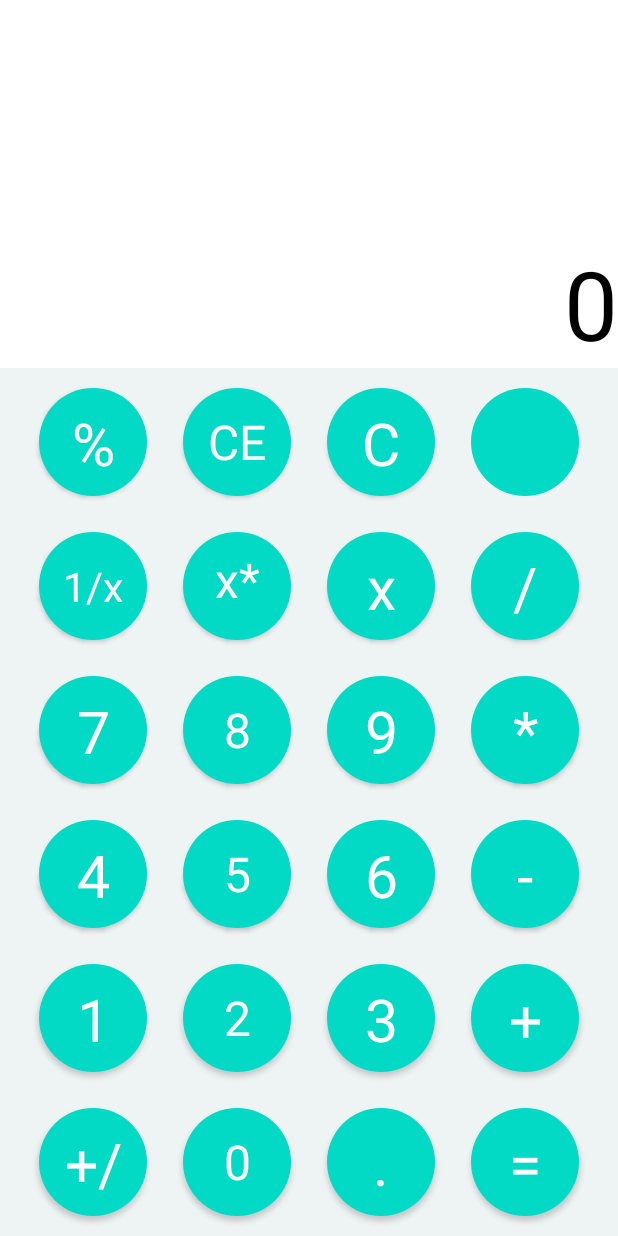
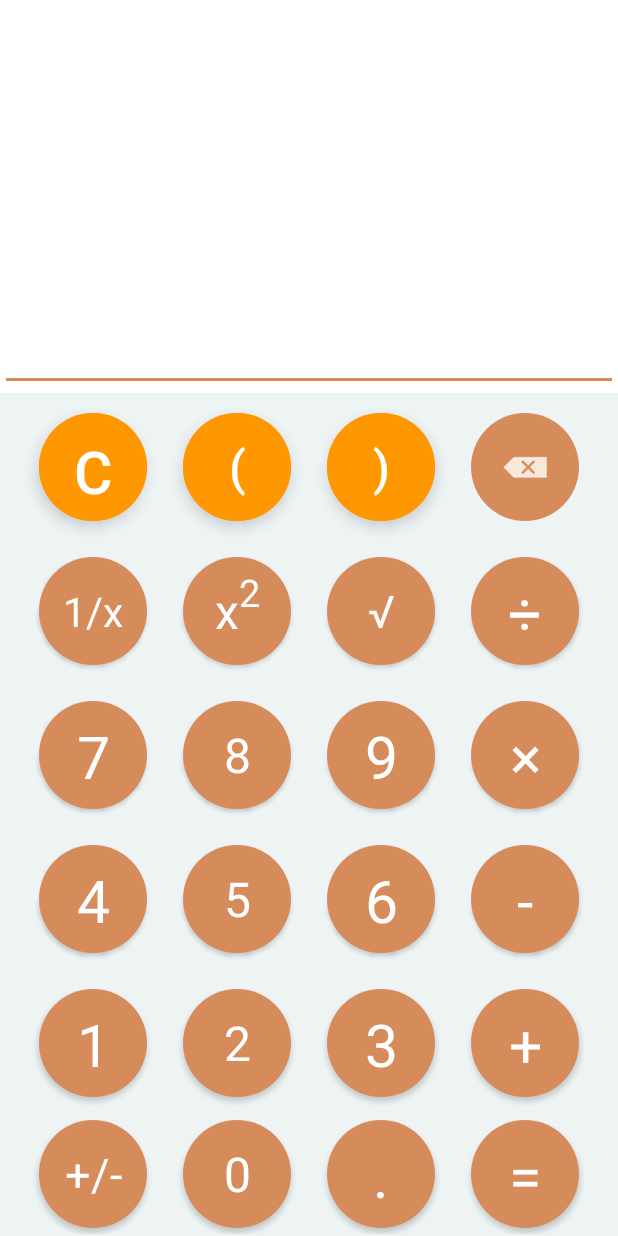
Before and after one commit to fatima2001ezzahrae/CALCULATOR, an Android app: the screen it shows after launch (MainActivity), on a phone screen of 412 x 824 dp. Run offline under Robolectric (Android 15) with nearby library versions, the phone set to English and light mode, and no system bars.

Commit message:
Calculator application

```diff
--- a/app/build.gradle
+++ b/app/build.gradle
@@ -34,6 +34,8 @@ dependencies {
     implementation 'com.google.android.material:material:1.6.1'
     implementation 'androidx.constraintlayout:constraintlayout:2.1.4'
     implementation 'com.faendir.rhino:rhino-android:1.5.2'
+    implementation 'com.google.android.material:material:1.3.0-alpha02'
+    implementation files('libs\\MathParser.org-mXparser.jar')
     testImplementation 'junit:junit:4.13.2'
     androidTestImplementation 'androidx.test.ext:junit:1.1.3'
     androidTestImplementation 'androidx.test.espresso:espresso-core:3.4.0'
--- a/app/src/main/java/ma/ensaf/mycalculator/MainActivity.java
+++ b/app/src/main/java/ma/ensaf/mycalculator/MainActivity.java
@@ -1,100 +1,179 @@
 package ma.ensaf.mycalculator;
 
+import androidx.annotation.NonNull;
 import androidx.appcompat.app.AppCompatActivity;
 import org.mozilla.javascript.Context;
 import org.mozilla.javascript.Scriptable;
-
+import org.mariuszgromada.math.mxparser.*;
 import android.annotation.SuppressLint;
 import android.os.Bundle;
+import android.text.SpannableStringBuilder;
+import android.view.Menu;
+import android.view.MenuItem;
 import android.view.View;
+import android.widget.Button;
+import android.widget.EditText;
 import android.widget.ImageButton;
 import android.widget.TextView;
+import android.widget.Toast;
 
 import com.google.android.material.button.MaterialButton;
 
-public class MainActivity extends AppCompatActivity implements View.OnClickListener {
+public class MainActivity extends AppCompatActivity  {
+    @SuppressLint("MissingInflatedId")
 
-    TextView sol,result;
-    MaterialButton bt1,bt2,bt3,bt5,bt6,bt7,bt8,bt9,bt10,bt11,bt12,bt13,bt14
-            ,bt15,bt16,bt17,bt18,bt19,bt20,bt21,bt22,bt23,bt24;
-    ImageButton bt4;
-    @SuppressLint("MissingInflatedId")
+    private TextView sol;
+    private EditText result;
+
     @Override
     protected void onCreate(Bundle savedInstanceState) {
         super.onCreate(savedInstanceState);
         setContentView(R.layout.activity_main);
-        bt1= (MaterialButton) findViewById(R.id.bt1);
-        bt2= (MaterialButton) findViewById(R.id.bt2);
-        bt4= (ImageButton) findViewById(R.id.bt4);
-        bt5= (MaterialButton) findViewById(R.id.bt5);
-        bt6= (MaterialButton) findViewById(R.id.bt6);
-        bt7= (MaterialButton) findViewById(R.id.bt7);
-        bt8= (MaterialButton) findViewById(R.id.bt8);
-        bt9= (MaterialButton) findViewById(R.id.bt9);
-        bt10= (MaterialButton) findViewById(R.id.bt10);
-        bt11= (MaterialButton) findViewById(R.id.bt11);
-        bt12= (MaterialButton) findViewById(R.id.bt12);
-        bt13= (MaterialButton) findViewById(R.id.bt13);
-        bt14= (MaterialButton) findViewById(R.id.bt14);
-        bt15= (MaterialButton) findViewById(R.id.bt15);
-        bt16= (MaterialButton) findViewById(R.id.bt16);
-        bt17= (MaterialButton) findViewById(R.id.bt17);
-        bt18= (MaterialButton) findViewById(R.id.bt18);
-        bt19= (MaterialButton) findViewById(R.id.bt19);
-        bt20= (MaterialButton) findViewById(R.id.bt20);
-        bt21= (MaterialButton) findViewById(R.id.bt21);
-        bt22= (MaterialButton) findViewById(R.id.bt22);
-        bt23= (MaterialButton) findViewById(R.id.bt23);
-        bt24= (MaterialButton) findViewById(R.id.bt24);
 
-        result=(TextView)findViewById(R.id.result_tv);
-        sol=(TextView)findViewById(R.id.solution_tv);
+        sol = findViewById(R.id.solution_tv);
+        result = findViewById(R.id.result_tv);
 
-        bt3= (MaterialButton) findViewById(R.id.bt3);
+        result.setShowSoftInputOnFocus(false);
+    }
+
+    private void updateText(String strToAdd){
+        String oldStr = result.getText().toString();
+        int cursorPos = result.getSelectionStart();
+        String leftStr = oldStr.substring(0, cursorPos);
+        String rightStr = oldStr.substring(cursorPos);
+
+        result.setText(String.format("%s%s%s", leftStr, strToAdd, rightStr));
+        result.setSelection(cursorPos + strToAdd.length());
+    }
+
+    public void zero(View view){
+        updateText(getResources().getString(R.string.zero));
+    }
+
+    public void one(View view){
+        updateText(getResources().getString(R.string.one));
+    }
+
+    public void two(View view){
+        updateText(getResources().getString(R.string.two));
+    }
+
+    public void three(View view){
+        updateText(getResources().getString(R.string.three));
+    }
+
+    public void four(View view){
+        updateText(getResources().getString(R.string.four));
+    }
+
+    public void five(View view){
+        updateText(getResources().getString(R.string.five));
+    }
+
+    public void six(View view){
+        updateText(getResources().getString(R.string.six));
+    }
+
+    public void seven(View view){
+        updateText(getResources().getString(R.string.seven));
+    }
+
+    public void eight(View view){
+        updateText(getResources().getString(R.string.eight));
+    }
+
+    public void nine(View view){
+        updateText(getResources().getString(R.string.nine));
+    }
+
+    public void multiply(View view){
+        updateText(getResources().getString(R.string.multiply));
+    }
+
+    public void divide(View view){
+        updateText(getResources().getString(R.string.divide));
+    }
+
+    public void subtract(View view){
+        updateText(getResources().getString(R.string.subtract));
+    }
+
+    public void add(View view){
+        updateText(getResources().getString(R.string.add));
+    }
+
+    public void clearall(View view){
+       result.setText("");
+       sol.setText("");
+    }
+
+    public void decimal(View view){
+        updateText(getResources().getString(R.string.decimal));
+    }
+
+    public void equal(View view){
+        String userExp = result.getText().toString();
+
+        sol.setText(userExp);
+
+        userExp = userExp.replaceAll(getResources().getString(R.string.divide), "/");
+        userExp = userExp.replaceAll(getResources().getString(R.string.multiply), "*");
+
+        Expression exp = new Expression(userExp);
+        String resultat = String.valueOf(exp.calculate());
+
+        result.setText(resultat);
+        result.setSelection(result.length());
+    }
+
+    public void backspace(View view){
+        int cursorPos = result.getSelectionStart();
+        int textLen = result.getText().length();
+
+        if (cursorPos != 0 && textLen != 0){
+            SpannableStringBuilder selection = (SpannableStringBuilder) result.getText();
+            selection.replace(cursorPos-1, cursorPos, "");
+            result.setText(selection);
+            result.setSelection(cursorPos-1);
+        }
+    }
+
+    public void sqrt(View view){
+        updateText("sqrt(");
+    }
+    public void xSquared(View view){
+        updateText("^(2)");
+    }
+    public void oposite(View view){
+        updateText(getResources().getString(R.string.multiply)+"(-1)");
+    }
+    public void inverte(View view){
+        updateText("^(-1)");
+    }
+    public void open(View view){
+        updateText(getResources().getString(R.string.parenthesesOpen));
+    }
+    public void close(View view){
+        updateText(getResources().getString(R.string.parenthesesClose));
     }
 
     @Override
-    public void onClick(View view) {
-        MaterialButton button =(MaterialButton) view;
-        String buttonText=button.getText().toString();
-        //sol.setText(buttonText);
-        result.setText(buttonText);
-        String calculate=sol.getText().toString();
+    public boolean onCreateOptionsMenu(Menu menu) {
+        getMenuInflater().inflate(R.menu.main_menu,menu);
+        return true;
+    }
 
-        if(buttonText.equals("AC")){
-            sol.setText("");
-            result.setText("0");
-            return;
-        }
-        else if(buttonText.equals("=")){
-            sol.setText(result.getText());
-            return;
-        }
-        else if(buttonText.equals("C")){
-            calculate=calculate.substring(0,calculate.length()-1);
-        }
-        else {
-            calculate += buttonText;
-        }
-        sol.setText(calculate);
-        String finalResult=getResultat(calculate);
-        if(!finalResult.equals("error")){
-            result.setText(finalResult);
-        }
-    }
-    String getResultat(String data){
-        try{
-            Context context=Context.enter();
-            context.setOptimizationLevel(-1);
-            Scriptable scriptable =context.initStandardObjects();
-            String endresult=context.evaluateString(scriptable,data
-                    ,"Javascript",1,null).toString();
-            if(endresult.endsWith(".0"))
-                endresult=endresult.replace(".0","");
-            return endresult;
-        }
-        catch(Exception e) {
-            return "error";
+    @Override
+    public boolean onOptionsItemSelected(@NonNull MenuItem item) {
+        switch(item.getItemId()) {
+            case R.id.menu_calculator1:
+                Toast.makeText(this, "scientific selected", Toast.LENGTH_LONG).show();
+                return true;
+            case R.id.menu_calculator2:
+                Toast.makeText(this, "settings selected", Toast.LENGTH_LONG).show();
+                return true;
+            default:
+                return super.onOptionsItemSelected(item);
         }
     }
 }
--- /dev/null
+++ b/app/src/main/res/drawable/image.xml
@@ -0,0 +1,7 @@
+<?xml version="1.0" encoding="utf-8"?>
+<selector xmlns:android="http://schemas.android.com/apk/res/android">
+
+    <item android:drawable="@android:drawable/ic_input_delete"
+        android:width="40dp"
+        android:height="40dp"/>
+</selector>
--- a/app/src/main/res/layout/activity_main.xml
+++ b/app/src/main/res/layout/activity_main.xml
@@ -8,31 +8,32 @@
 
   <TextView
       android:id="@+id/solution_tv"
-      android:layout_width="match_parent"
-      android:layout_height="match_parent"
+      android:layout_width="399dp"
+      android:layout_height="137dp"
       android:layout_above="@+id/result_tv"
       android:layout_marginStart="12dp"
       android:layout_marginTop="12dp"
       android:layout_marginEnd="12dp"
-      android:layout_marginBottom="0dp"
+      android:layout_marginBottom="25dp"
       android:textAlignment="textEnd"
       android:textColor="@color/black"
       android:textSize="32dp" />
 
-  <TextView
+  <EditText
+      android:id="@+id/result_tv"
       android:layout_width="match_parent"
       android:layout_height="wrap_content"
-      android:id="@+id/result_tv"
-      android:text="0"
-      android:textSize="64dp"
+      android:layout_above="@+id/bt_layouts"
+      android:layout_marginBottom="1dp"
+      android:onClick="bt_1"
       android:textAlignment="textEnd"
       android:textColor="@color/black"
-      android:layout_above="@id/bt_layouts"/>
+      android:textSize="64dp" />
 
   <LinearLayout
       android:id="@+id/bt_layouts"
       android:layout_width="match_parent"
-      android:layout_height="wrap_content"
+      android:layout_height="562dp"
       android:layout_alignParentBottom="true"
       android:background="#EEF3F3"
       android:orientation="vertical"
@@ -46,53 +47,56 @@
         android:orientation="horizontal">
 
       <com.google.android.material.button.MaterialButton
-          android:id="@+id/bt1"
-          style="@style/Widget.Design.FloatingActionButton"
+          android:id="@+id/bt3"
+          style="@style/Widget.MaterialComponents.ExtendedFloatingActionButton"
           android:layout_width="72dp"
           android:layout_height="72dp"
           android:layout_margin="12dp"
-          android:backgroundTint="@color/cardview_dark_background"
-          android:text="%"
+          android:backgroundTint="#FF9800"
+          android:onClick="clearall"
+          android:text="@string/clearall"
           android:textColor="@color/white"
           android:textSize="39dp"
-          app:cornerRadius="20dp" />
+          app:cornerRadius="75dp" />
 
       <com.google.android.material.button.MaterialButton
-          android:id="@+id/bt2"
-          style="@style/Widget.Design.FloatingActionButton"
+          android:id="@+id/btopen"
+          style="@style/Widget.MaterialComponents.ExtendedFloatingActionButton"
           android:layout_width="72dp"
           android:layout_height="72dp"
           android:layout_margin="12dp"
-          android:backgroundTint="@color/black"
-          android:text="CE"
+          android:backgroundTint="#FF9800"
+          android:onClick="open"
+          android:text="@string/parenthesesOpen"
           android:textColor="@color/white"
           android:textSize="32dp"
-          app:cornerRadius="25dp" />
+          app:cornerRadius="75dp" />
 
       <com.google.android.material.button.MaterialButton
-          android:id="@+id/bt3"
-          style="@style/Widget.Design.FloatingActionButton"
+          android:id="@+id/btclose"
+          style="@style/Widget.MaterialComponents.ExtendedFloatingActionButton"
           android:layout_width="72dp"
           android:layout_height="72dp"
           android:layout_margin="12dp"
-          android:text="C"
+          android:backgroundTint="#FF9800"
+          android:onClick="close"
+          android:text="@string/parenthesesClose"
           android:textColor="@color/white"
-          android:textSize="39dp"
-          app:cornerRadius="25dp" />
+          android:textSize="32dp"
+          app:cornerRadius="75dp" />
 
       <ImageButton
-
           android:id="@+id/bt4"
           style="@style/Widget.Design.FloatingActionButton"
           android:layout_width="72dp"
           android:layout_height="72dp"
           android:layout_margin="12dp"
-          android:text=""
+          android:onClick="backspace"
+          android:text="@string/backspace"
           android:textColor="@color/white"
           android:textSize="39dp"
-          app:cornerRadius="25dp"
-          android:src="@drawable/calculator"/>
-
+          app:cornerRadius="75dp"
+          app:srcCompat="@drawable/image" />
     </LinearLayout>
 
     <LinearLayout
@@ -107,6 +111,7 @@
           android:layout_width="72dp"
           android:layout_height="72dp"
           android:layout_margin="12dp"
+          android:onClick="inverte"
           android:text="1/x"
           android:textColor="@color/white"
           android:textSize="27dp"
@@ -119,7 +124,8 @@
           android:layout_height="72dp"
           android:layout_margin="12dp"
           android:backgroundTint="@color/black"
-          android:text="x*x"
+          android:onClick="xSquared"
+          android:text="@string/xSquared"
           android:textColor="@color/white"
           android:textSize="32dp"
           app:cornerRadius="25dp" />
@@ -130,10 +136,11 @@
           android:layout_width="72dp"
           android:layout_height="72dp"
           android:layout_margin="12dp"
-          android:text="x"
+          android:onClick="sqrt"
+          android:text="@string/squareRoot"
           android:textColor="@color/white"
-          android:textSize="39dp"
-          app:cornerRadius="25dp" />
+          android:textSize="30dp"
+          app:cornerRadius="39dp" />
 
       <com.google.android.material.button.MaterialButton
           android:id="@+id/bt8"
@@ -141,7 +148,8 @@
           android:layout_width="72dp"
           android:layout_height="72dp"
           android:layout_margin="12dp"
-          android:text="/"
+          android:onClick="divide"
+          android:text="@string/divide"
           android:textColor="@color/white"
           android:textSize="39dp"
           app:cornerRadius="25dp" />
@@ -161,7 +169,8 @@
           android:layout_width="72dp"
           android:layout_height="72dp"
           android:layout_margin="12dp"
-          android:text="7"
+          android:onClick="seven"
+          android:text="@string/seven"
           android:textColor="@color/white"
           android:textSize="39dp"
           app:cornerRadius="25dp" />
@@ -173,7 +182,8 @@
           android:layout_height="72dp"
           android:layout_margin="12dp"
           android:backgroundTint="@color/black"
-          android:text="8"
+          android:onClick="eight"
+          android:text="@string/eight"
           android:textColor="@color/white"
           android:textSize="32dp"
           app:cornerRadius="25dp" />
@@ -184,7 +194,8 @@
           android:layout_width="72dp"
           android:layout_height="72dp"
           android:layout_margin="12dp"
-          android:text="9"
+          android:onClick="nine"
+          android:text="@string/nine"
           android:textColor="@color/white"
           android:textSize="39dp"
           app:cornerRadius="25dp" />
@@ -195,7 +206,8 @@
           android:layout_width="72dp"
           android:layout_height="72dp"
           android:layout_margin="12dp"
-          android:text="*"
+          android:onClick="multiply"
+          android:text="@string/multiply"
           android:textColor="@color/white"
           android:textSize="39dp"
           app:cornerRadius="25dp" />
@@ -215,7 +227,8 @@
           android:layout_width="72dp"
           android:layout_height="72dp"
           android:layout_margin="12dp"
-          android:text="4"
+          android:onClick="four"
+          android:text="@string/four"
           android:textColor="@color/white"
           android:textSize="39dp"
           app:cornerRadius="25dp" />
@@ -227,7 +240,8 @@
           android:layout_height="72dp"
           android:layout_margin="12dp"
           android:backgroundTint="@color/black"
-          android:text="5"
+          android:onClick="five"
+          android:text="@string/five"
           android:textColor="@color/white"
           android:textSize="32dp"
           app:cornerRadius="25dp" />
@@ -238,7 +252,8 @@
           android:layout_width="72dp"
           android:layout_height="72dp"
           android:layout_margin="12dp"
-          android:text="6"
+          android:onClick="six"
+          android:text="@string/six"
           android:textColor="@color/white"
           android:textSize="39dp"
           app:cornerRadius="25dp" />
@@ -249,7 +264,8 @@
           android:layout_width="72dp"
           android:layout_height="72dp"
           android:layout_margin="12dp"
-          android:text="-"
+          android:onClick="subtract"
+          android:text="@string/subtract"
           android:textColor="@color/white"
           android:textSize="39dp"
           app:cornerRadius="25dp" />
@@ -269,7 +285,8 @@
           android:layout_width="72dp"
           android:layout_height="72dp"
           android:layout_margin="12dp"
-          android:text="1"
+          android:onClick="one"
+          android:text="@string/one"
           android:textColor="@color/white"
           android:textSize="39dp"
           app:cornerRadius="25dp" />
@@ -281,7 +298,8 @@
           android:layout_height="72dp"
           android:layout_margin="12dp"
           android:backgroundTint="@color/black"
-          android:text="2"
+          android:onClick="two"
+          android:text="@string/two"
           android:textColor="@color/white"
           android:textSize="32dp"
           app:cornerRadius="25dp" />
@@ -292,7 +310,8 @@
           android:layout_width="72dp"
           android:layout_height="72dp"
           android:layout_margin="12dp"
-          android:text="3"
+          android:onClick="three"
+          android:text="@string/three"
           android:textColor="@color/white"
           android:textSize="39dp"
           app:cornerRadius="25dp" />
@@ -303,7 +322,8 @@
           android:layout_width="72dp"
           android:layout_height="72dp"
           android:layout_margin="12dp"
-          android:text="+"
+          android:onClick="add"
+          android:text="@string/add"
           android:textColor="@color/white"
           android:textSize="39dp"
           app:cornerRadius="25dp" />
@@ -322,9 +342,10 @@
           android:layout_width="72dp"
           android:layout_height="72dp"
           android:layout_margin="12dp"
+          android:onClick="oposite"
           android:text="+/-"
           android:textColor="@color/white"
-          android:textSize="39dp"
+          android:textSize="30dp"
           app:cornerRadius="25dp" />
 
       <com.google.android.material.button.MaterialButton
@@ -334,7 +355,8 @@
           android:layout_height="72dp"
           android:layout_margin="12dp"
           android:backgroundTint="@color/black"
-          android:text="0"
+          android:onClick="zero"
+          android:text="@string/zero"
           android:textColor="@color/white"
           android:textSize="32dp"
           app:cornerRadius="25dp" />
@@ -345,7 +367,8 @@
           android:layout_width="72dp"
           android:layout_height="72dp"
           android:layout_margin="12dp"
-          android:text="."
+          android:onClick="decimal"
+          android:text="@string/decimal"
           android:textColor="@color/white"
           android:textSize="39dp"
           app:cornerRadius="25dp" />
@@ -356,7 +379,8 @@
           android:layout_width="72dp"
           android:layout_height="72dp"
           android:layout_margin="12dp"
-          android:text="="
+          android:onClick="equal"
+          android:text="@string/equals"
           android:textColor="@color/white"
           android:textSize="39dp"
           app:cornerRadius="25dp" />
--- /dev/null
+++ b/app/src/main/res/menu/main_menu.xml
@@ -0,0 +1,15 @@
+<?xml version="1.0" encoding="utf-8"?>
+<menu xmlns:android="http://schemas.android.com/apk/res/android"
+    xmlns:app="http://schemas.android.com/apk/res-auto">
+     <item android:id="@+id/menu_calculator1"
+         android:orderInCategory="100"
+         app:showAsAction="never"
+         android:title="@string/scientific"
+         ></item>
+    <item android:id="@+id/menu_calculator2"
+        android:orderInCategory="100"
+        app:showAsAction="never"
+        android:title="@string/settings"
+        ></item>
+
+</menu>
--- a/app/src/main/res/values-night/themes.xml
+++ b/app/src/main/res/values-night/themes.xml
@@ -3,7 +3,7 @@
     <style name="Theme.MyCalculator" parent="Theme.MaterialComponents.DayNight.DarkActionBar">
         <!-- Primary brand color. -->
         <item name="colorPrimary">@color/purple_200</item>
-        <item name="colorPrimaryVariant">@color/purple_700</item>
+        <item name="colorPrimaryVariant">@color/black</item>
         <item name="colorOnPrimary">@color/black</item>
         <!-- Secondary brand color. -->
         <item name="colorSecondary">@color/teal_200</item>
--- a/app/src/main/res/values/strings.xml
+++ b/app/src/main/res/values/strings.xml
@@ -1,3 +1,29 @@
 <resources>
     <string name="app_name">MyCalculator</string>
+    <string name="one" translatable="false">1</string>
+    <string name="two" translatable="false">2</string>
+    <string name="three" translatable="false">3</string>
+    <string name="four" translatable="false">4</string>
+    <string name="five" translatable="false">5</string>
+    <string name="six" translatable="false">6</string>
+    <string name="seven" translatable="false">7</string>
+    <string name="eight" translatable="false">8</string>
+    <string name="nine" translatable="false">9</string>
+    <string name="zero" translatable="false">0</string>
+    <string name="clearall" translatable="false">C</string>
+    <string name="clear" translatable="false">EC</string>
+    <string name="divide" translatable="false">÷</string>
+    <string name="multiply" translatable="false">×</string>
+    <string name="add" translatable="false">+</string>
+    <string name="subtract" translatable="false">-</string>
+    <string name="decimal" translatable="false">.</string>
+    <string name="equals" translatable="false">=</string>
+    <string name="squareRoot">√</string>
+    <string name="xSquared">x<sup><small>2</small></sup></string>
+    <string name="backspace"> </string>
+    <string name="parenthesesOpen">(</string>
+    <string name="parenthesesClose">)</string>
+    <string name="scientific">scientific</string>
+    <string name="settings">settings</string>
+
 </resources>
--- a/app/src/main/res/values/themes.xml
+++ b/app/src/main/res/values/themes.xml
@@ -2,11 +2,11 @@
     <!-- Base application theme. -->
     <style name="Theme.MyCalculator" parent="Theme.MaterialComponents.DayNight.NoActionBar">
         <!-- Primary brand color. -->
-        <item name="colorPrimary">#559790</item>
-        <item name="colorPrimaryVariant">#49728D</item>
-        <item name="colorOnPrimary">@color/white</item>
+        <item name="colorPrimary">#5F9755</item>
+        <item name="colorPrimaryVariant">#61CD34</item>
+        <item name="colorOnPrimary">#AA8282</item>
         <!-- Secondary brand color. -->
-        <item name="colorSecondary">@color/teal_200</item>
+        <item name="colorSecondary">#D58C5A</item>
         <item name="colorSecondaryVariant">@color/teal_700</item>
         <item name="colorOnSecondary">#B38C8C</item>
         <!-- Status bar color. -->
```
Also changed, not shown: app/libs/MathParser.org-mXparser.jar (added), app/src/main/res/drawable/img.png (renamed from app/src/main/res/drawable/calculator.png), 1 other file.
